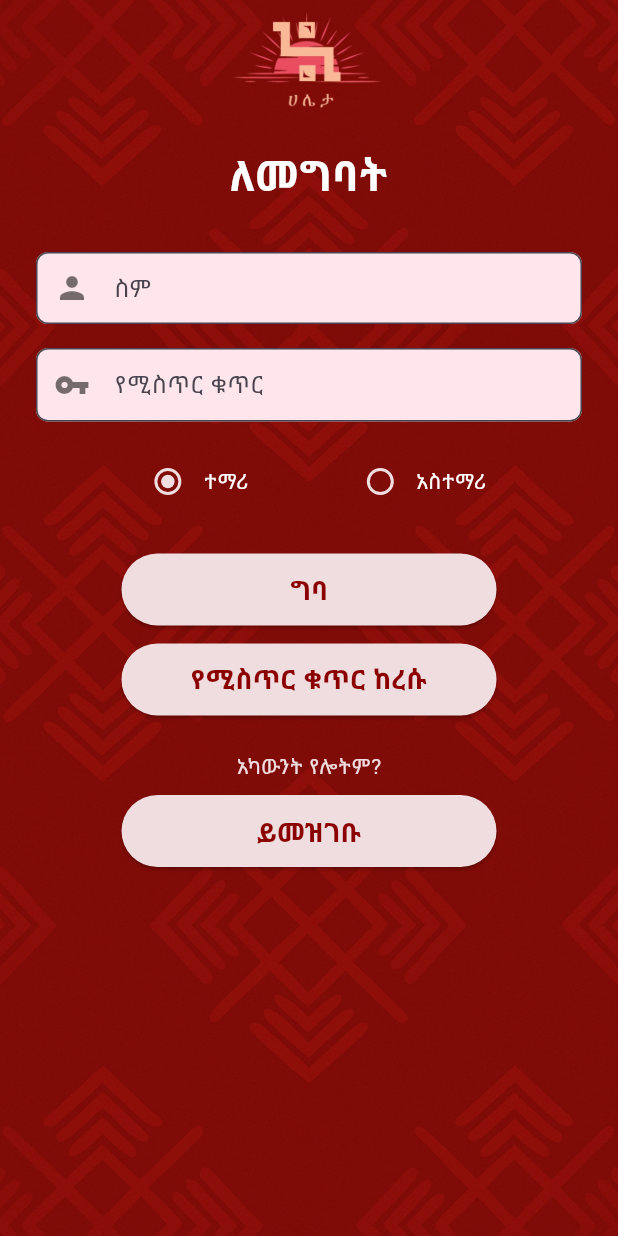
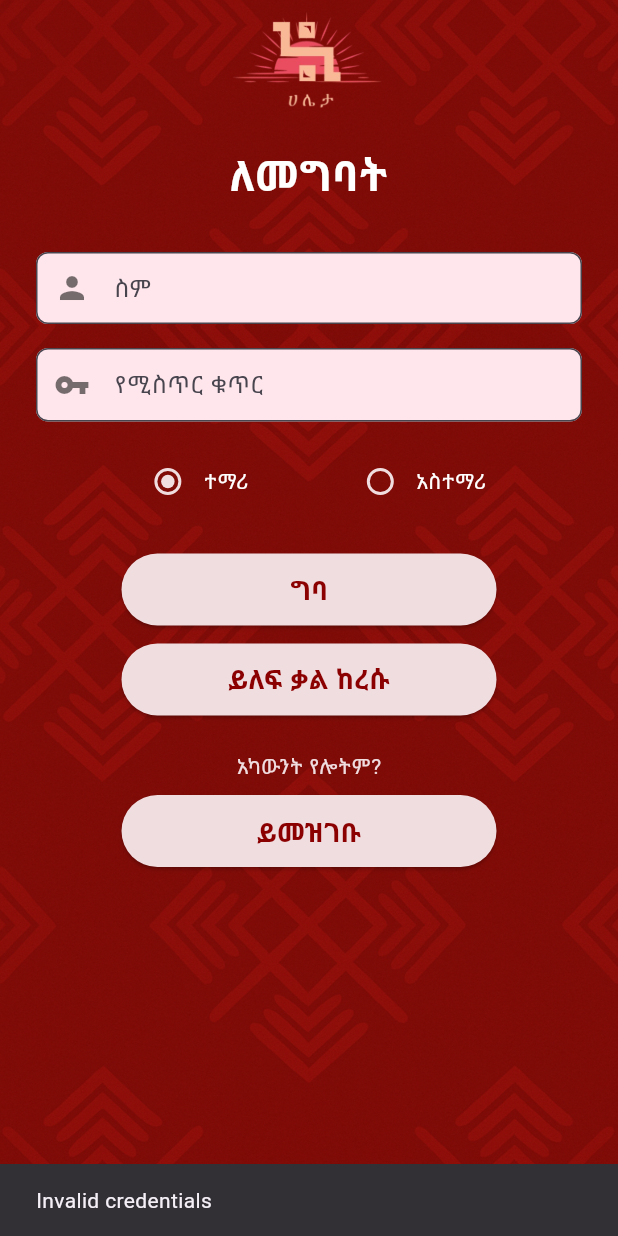
Before and after one commit to etsuba19/haleta_flutter_edition, a Flutter app: the LoginScreen screen opened by its route, after a tap on "ግባ", on a phone screen of 412 x 824 dp. Run offline on Flutter 3.47's test engine with Material 3 defaults, Android fonts, the phone set to English and light mode, and no system bars; our stand-ins replace dartz, dio, equatable, flutter_riverpod, go_router, shared_preferences; accounts and stored records are empty; network calls fail.

```diff
--- a/frontend/lib/navigation/app_router.dart
+++ b/frontend/lib/navigation/app_router.dart
@@ -10,6 +10,7 @@ import '../presentation/choice/choice_page.dart';
 import '../presentation/forgot_password/forgot_password_page.dart';
 import '../presentation/answer_security/answer_security_page.dart';
 import '../presentation/reset_password/reset_password_page.dart';
+import '../presentation/admin_home/admin_home_page.dart';
 
 import '../presentation/category/category_page.dart';
 import '../presentation/profile/profile_page.dart';
@@ -64,6 +65,10 @@ final GoRouter router = GoRouter(
     GoRoute(
       path: '/choice',
       builder: (context, state) => ChoiceScreen(),
+    ),
+    GoRoute(
+      path: '/admin-home',
+      builder: (context, state) => AdminHomePage(),
     ),
     GoRoute(
       path: '/study',
--- a/frontend/lib/presentation/auth/login_controller.dart
+++ b/frontend/lib/presentation/auth/login_controller.dart
@@ -18,7 +18,7 @@ class LoginController extends StateNotifier<LoginState> {
     state = state.copyWith(role: value);
   }
 
-  Future<bool> login() async {
+  Future<Map<String, dynamic>?> login() async {
     state = state.copyWith(isLoading: true, errorMessage: null);
 
     try {
@@ -29,11 +29,20 @@ class LoginController extends StateNotifier<LoginState> {
         state.role.isEmpty ? 'student' : state.role, // Default to student if role not selected
       );
 
-      state = state.copyWith(isLoading: false, isAuthenticated: success);
-      return success;
+      if (success) {
+        // Get the authenticated user data including role
+        final authState = _ref.read(authStateProvider);
+        final userData = authState.user;
+
+        state = state.copyWith(isLoading: false, isAuthenticated: true, userData: userData);
+        return userData;
+      } else {
+        state = state.copyWith(isLoading: false, errorMessage: 'Invalid credentials');
+        return null;
+      }
     } catch (e) {
       state = state.copyWith(isLoading: false, errorMessage: e.toString());
-      return false;
+      return null;
     }
   }
 }
@@ -45,6 +54,7 @@ class LoginState {
   final bool isLoading;
   final bool isAuthenticated;
   final String? errorMessage;
+  final Map<String, dynamic>? userData;
 
   LoginState({
     required this.username,
@@ -53,6 +63,7 @@ class LoginState {
     required this.isLoading,
     required this.isAuthenticated,
     this.errorMessage,
+    this.userData,
   });
 
   factory LoginState.initial() {
@@ -72,6 +83,7 @@ class LoginState {
     bool? isLoading,
     bool? isAuthenticated,
     String? errorMessage,
+    Map<String, dynamic>? userData,
   }) {
     return LoginState(
       username: username ?? this.username,
@@ -80,6 +92,7 @@ class LoginState {
       isLoading: isLoading ?? this.isLoading,
       isAuthenticated: isAuthenticated ?? this.isAuthenticated,
       errorMessage: errorMessage,
+      userData: userData ?? this.userData,
     );
   }
 }
--- a/frontend/lib/presentation/auth/login_page.dart
+++ b/frontend/lib/presentation/auth/login_page.dart
@@ -33,9 +33,14 @@ class LoginScreen extends ConsumerWidget {
         );
       }
 
-      // Navigate to home if authenticated
-      if (state.isAuthenticated) {
-        context.go('/choice');
+      // Navigate based on user role if authenticated
+      if (state.isAuthenticated && state.userData != null) {
+        final userRole = state.userData!['role'] as String? ?? 'student';
+        if (userRole == 'admin') {
+          context.go('/admin-home');
+        } else {
+          context.go('/choice');
+        }
       }
     });
 
@@ -74,19 +79,21 @@ class LoginScreen extends ConsumerWidget {
                 ? const CircularProgressIndicator(color: Colors.white)
                 : CustomButton(
                     text: 'ግባ',
-                    onPressed: () => vm.login(),
+                    onPressed: () async {
+                      await vm.login();
+                    },
                   ),
               const SizedBox(height: 12),
               CustomButton(
-                text: 'የሚስጥር ቁጥር ከረሱ',
-                onPressed: () => GoRouter.of(context).go('/forgot-password'),
+                text: 'ይለፍ ቃል ከረሱ',
+                onPressed: () => context.go('/forgot-password'),
               ),
               const SizedBox(height: 24),
               const Text('አካውንት የሎትም?', style: TextStyle(color: Color(0xFFF0DDE0))),
               const SizedBox(height: 8),
               CustomButton(
                 text: 'ይመዝገቡ',
-                onPressed: () => GoRouter.of(context).go('/signup'),
+                onPressed: () => context.go('/signup'),
               ),
             ],
           ),
```
